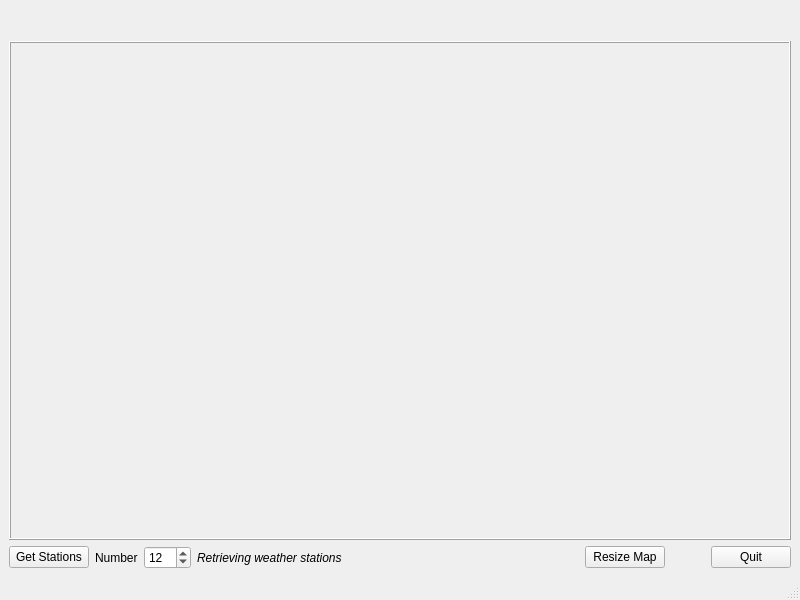
OpenGeoscience/vtkMap, file Qt/weatherstations/qtWeatherStations.ui: the form before one commit.
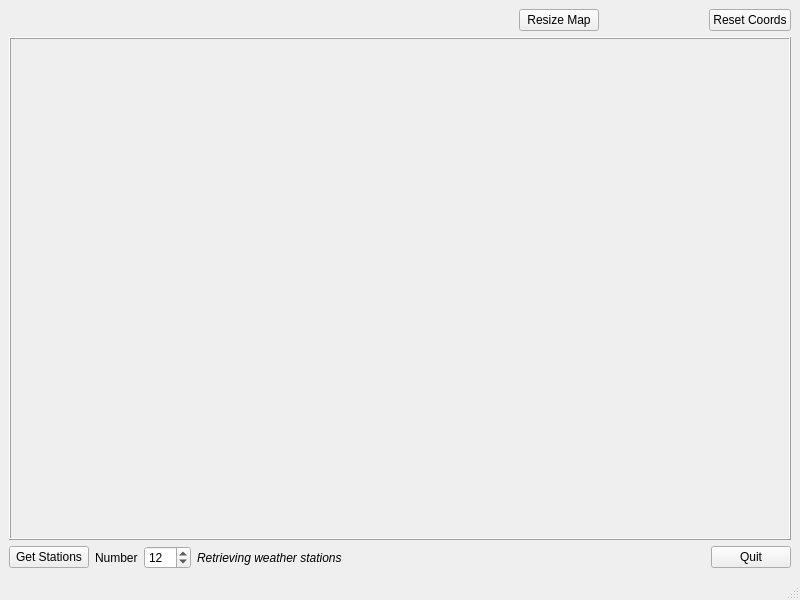
The form after the commit. Custom widgets are drawn as their Qt base class.

Commit message: Add handlers for buttons (although not fully functional)

```diff
--- a/Qt/weatherstations/qtWeatherStations.ui
+++ b/Qt/weatherstations/qtWeatherStations.ui
@@ -22,20 +22,70 @@
   <widget class="QWidget" name="centralwidget">
    <layout class="QVBoxLayout" name="verticalLayout">
     <item>
+     <layout class="QHBoxLayout" name="horizontalLayout_3">
+      <item>
      <widget class="qtMapCoordinatesWidget" name="MapCoordinatesWidget" native="true">
       <property name="sizePolicy">
-       <sizepolicy hsizetype="Fixed" vsizetype="Minimum">
+         <sizepolicy hsizetype="Fixed" vsizetype="Preferred">
         <horstretch>0</horstretch>
         <verstretch>0</verstretch>
        </sizepolicy>
       </property>
       <property name="minimumSize">
        <size>
-        <width>0</width>
-        <height>26</height>
+          <width>400</width>
+          <height>0</height>
        </size>
       </property>
      </widget>
+      </item>
+      <item>
+       <spacer name="horizontalSpacer_3">
+        <property name="orientation">
+         <enum>Qt::Horizontal</enum>
+        </property>
+        <property name="sizeType">
+         <enum>QSizePolicy::Expanding</enum>
+        </property>
+        <property name="sizeHint" stdset="0">
+         <size>
+          <width>40</width>
+          <height>20</height>
+         </size>
+        </property>
+       </spacer>
+      </item>
+      <item>
+       <widget class="QPushButton" name="ResizeMapButton">
+        <property name="text">
+         <string>Resize Map</string>
+        </property>
+       </widget>
+      </item>
+      <item>
+       <spacer name="horizontalSpacer_2">
+        <property name="orientation">
+         <enum>Qt::Horizontal</enum>
+        </property>
+        <property name="sizeType">
+         <enum>QSizePolicy::Expanding</enum>
+        </property>
+        <property name="sizeHint" stdset="0">
+         <size>
+          <width>40</width>
+          <height>20</height>
+         </size>
+        </property>
+       </spacer>
+      </item>
+      <item>
+       <widget class="QPushButton" name="ResetButton">
+        <property name="text">
+         <string>Reset Coords</string>
+        </property>
+       </widget>
+      </item>
+     </layout>
     </item>
     <item>
      <widget class="QFrame" name="MapFrame">
@@ -90,7 +140,7 @@
        </widget>
       </item>
       <item>
-       <widget class="QLabel" name="RetrievingStationsMessage">
+       <widget class="QLabel" name="RetrievingStationsLabel">
         <property name="font">
          <font>
           <italic>true</italic>
@@ -114,29 +164,6 @@
         </property>
        </spacer>
       </item>
-      <item>
-       <widget class="QPushButton" name="ResizeMapButton">
-        <property name="text">
-         <string>Resize Map</string>
-        </property>
-       </widget>
-      </item>
-      <item>
-       <spacer name="horizontalSpacer_2">
-        <property name="orientation">
-         <enum>Qt::Horizontal</enum>
-        </property>
-        <property name="sizeType">
-         <enum>QSizePolicy::Fixed</enum>
-        </property>
-        <property name="sizeHint" stdset="0">
-         <size>
-          <width>40</width>
-          <height>20</height>
-         </size>
-        </property>
-       </spacer>
-      </item>
       <item>
        <widget class="QPushButton" name="QuitButton">
         <property name="text">
```
Lines whose indentation alone changed are shown as unchanged. The commit also changes 5 other files.
